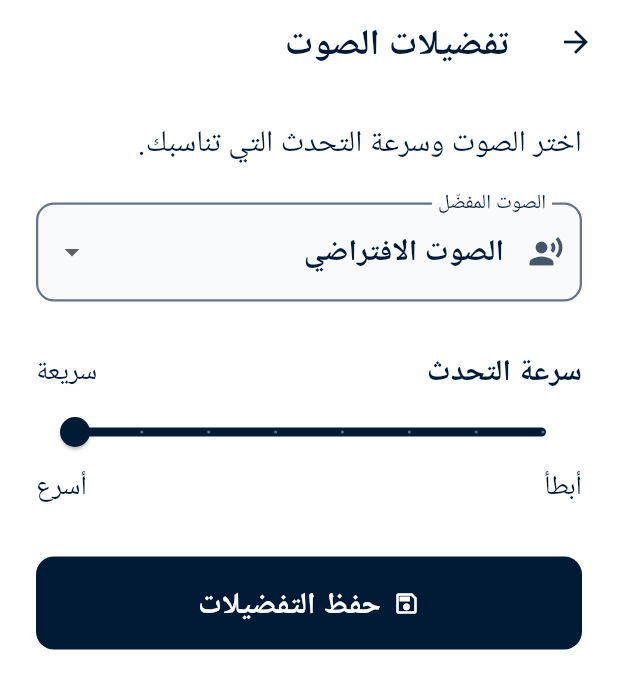
After one commit to raneemalbraheem-source/2026-GP1-33-Dulni, a Flutter app: the screen it shows once a user with an empty profile is signed in, item 3 of the bottom bar chosen, after a tap on "تفضيلات الصوت", on a phone screen of 412 x 824 dp. The commit adds this screen. Shown: the top 689 px of the screen. Run offline on Flutter 3.47's test engine with Material 3 defaults, Android fonts, the phone set to English and light mode, and no system bars; our stand-ins replace cloud_firestore, firebase_auth, firebase_core, flutter_tts, geolocator, google_maps_flutter and 3 more; accounts and stored records are empty; Roboto replaces fonts that are missing (NotoSansArabic).

Commit message:
Add guest access and voice preferences

```diff
--- a/Flutter App Files/lib/pages/home_page.dart
+++ b/Flutter App Files/lib/pages/home_page.dart
@@ -19,6 +19,7 @@ import 'profile_page.dart';
 import 'login_page.dart';
 import 'signup_page.dart';
 import 'favorite_page.dart';
+import 'guest_access_page.dart';
 import '../services/favorite_service.dart';
 class HomePage extends StatefulWidget {
   const HomePage({super.key});
@@ -1262,7 +1263,14 @@ Future<void> _saveFavoriteLocation() async {
         onTap: (index) async{
           if (index == 3) {
             if (FirebaseAuth.instance.currentUser == null) {
-              _promptSignIn();
+              Navigator.push(
+                context,
+                MaterialPageRoute<void>(
+                  builder: (_) => const GuestAccessPage(
+                    feature: GuestFeature.profile,
+                  ),
+                ),
+              );
             } else {
               Navigator.push(context, MaterialPageRoute<void>(builder: (_) => const ProfilePage()));
             }
@@ -1274,7 +1282,14 @@ Future<void> _saveFavoriteLocation() async {
             }
           } else if (index == 2) {
             if (FirebaseAuth.instance.currentUser == null) {
-                _promptSignIn();
+              Navigator.push(
+                context,
+                MaterialPageRoute<void>(
+                  builder: (_) => const GuestAccessPage(
+                    feature: GuestFeature.favorites,
+                  ),
+                ),
+              );
           } else {
                   final result = await Navigator.push(
                  context,
--- a/Flutter App Files/lib/pages/profile_page.dart
+++ b/Flutter App Files/lib/pages/profile_page.dart
@@ -3,12 +3,12 @@ import 'package:flutter/material.dart';
 import 'package:flutter/services.dart';
 
 import '../services/auth_service.dart';
-import 'login_page.dart';
 import 'welcome_page.dart';
 import '../widgets/app_bottom_navigation.dart';
 import 'home_page.dart';
 import '../services/logout_helper.dart';
 import 'favorite_page.dart';
+import 'voice_preferences_page.dart';
 
 class ProfilePage extends StatefulWidget {
   const ProfilePage({super.key});
@@ -528,6 +528,24 @@ class _ProfilePageState extends State<ProfilePage> {
                                 ],
                               ),
                             ),
+                            const SizedBox(height: 24),
+                            Card(
+                              child: ListTile(
+                                leading: const Icon(Icons.record_voice_over),
+                                title: const Text('تفضيلات الصوت'),
+                                subtitle: const Text(
+                                  'اختيار الصوت وضبط سرعة التحدث',
+                                ),
+                                trailing: const Icon(Icons.chevron_left),
+                                onTap: () => Navigator.push(
+                                  context,
+                                  MaterialPageRoute<void>(
+                                    builder: (_) =>
+                                        const VoicePreferencesPage(),
+                                  ),
+                                ),
+                              ),
+                            ),
                             const SizedBox(height: 32),
                             const Divider(),
                             const SizedBox(height: 20),
--- /dev/null
+++ b/Flutter App Files/lib/pages/voice_preferences_page.dart
@@ -0,0 +1,200 @@
+import 'package:flutter/material.dart';
+
+import '../services/voice_preferences_service.dart';
+
+class VoicePreferencesPage extends StatefulWidget {
+  const VoicePreferencesPage({super.key});
+
+  @override
+  State<VoicePreferencesPage> createState() => _VoicePreferencesPageState();
+}
+
+class _VoicePreferencesPageState extends State<VoicePreferencesPage> {
+  final VoicePreferencesService _preferencesService =
+      VoicePreferencesService();
+
+  String _voicePersona = 'default';
+  double _speechRate = 1.0;
+  bool _loading = true;
+  bool _saving = false;
+  bool _loadFailed = false;
+
+  @override
+  void initState() {
+    super.initState();
+    _loadPreferences();
+  }
+
+  Future<void> _loadPreferences() async {
+    setState(() {
+      _loading = true;
+      _loadFailed = false;
+    });
+
+    try {
+      final preferences = await _preferencesService.load();
+      if (!mounted) return;
+      setState(() {
+        _voicePersona = preferences.voicePersona;
+        _speechRate = preferences.speechRate;
+        _loading = false;
+      });
+    } catch (_) {
+      if (!mounted) return;
+      setState(() {
+        _loading = false;
+        _loadFailed = true;
+      });
+    }
+  }
+
+  Future<void> _savePreferences() async {
+    setState(() => _saving = true);
+
+    try {
+      await _preferencesService.save(
+        VoicePreferences(
+          voicePersona: _voicePersona,
+          speechRate: _speechRate,
+        ),
+      );
+      if (!mounted) return;
+      ScaffoldMessenger.of(context).showSnackBar(
+        const SnackBar(content: Text('تم حفظ تفضيلات الصوت.')),
+      );
+    } catch (_) {
+      if (!mounted) return;
+      ScaffoldMessenger.of(context).showSnackBar(
+        const SnackBar(
+          content: Text('تعذّر حفظ التفضيلات. تحقق من الاتصال وحاول مرة أخرى.'),
+        ),
+      );
+    } finally {
+      if (mounted) setState(() => _saving = false);
+    }
+  }
+
+  String _rateDescription(double rate) {
+    if (rate < 0.55) return 'بطيئة';
+    if (rate < 0.8) return 'متوسطة';
+    return 'سريعة';
+  }
+
+  @override
+  Widget build(BuildContext context) {
+    final theme = Theme.of(context);
+
+    return Directionality(
+      textDirection: TextDirection.rtl,
+      child: Scaffold(
+        appBar: AppBar(title: const Text('تفضيلات الصوت')),
+        body: SafeArea(
+          child: _loading
+              ? const Center(child: CircularProgressIndicator())
+              : _loadFailed
+                  ? Center(
+                      child: Padding(
+                        padding: const EdgeInsets.all(24),
+                        child: Column(
+                          mainAxisSize: MainAxisSize.min,
+                          children: [
+                            const Text(
+                              'تعذّر تحميل تفضيلات الصوت.',
+                              textAlign: TextAlign.center,
+                            ),
+                            const SizedBox(height: 12),
+                            OutlinedButton(
+                              onPressed: _loadPreferences,
+                              child: const Text('إعادة المحاولة'),
+                            ),
+                          ],
+                        ),
+                      ),
+                    )
+                  : AbsorbPointer(
+                      absorbing: _saving,
+                      child: ListView(
+                        padding: const EdgeInsets.all(24),
+                        children: [
+                          Text(
+                            'اختر الصوت وسرعة التحدث التي تناسبك.',
+                            style: theme.textTheme.bodyLarge,
+                          ),
+                          const SizedBox(height: 24),
+                          DropdownButtonFormField<String>(
+                            initialValue: _voicePersona,
+                            decoration: const InputDecoration(
+                              labelText: 'الصوت المفضّل',
+                              prefixIcon: Icon(Icons.record_voice_over),
+                              border: OutlineInputBorder(),
+                            ),
+                            items: const [
+                              DropdownMenuItem(
+                                value: 'default',
+                                child: Text('الصوت الافتراضي'),
+                              ),
+                              DropdownMenuItem(
+                                value: 'male',
+                                child: Text('صوت رجالي'),
+                              ),
+                              DropdownMenuItem(
+                                value: 'female',
+                                child: Text('صوت نسائي'),
+                              ),
+                            ],
+                            onChanged: (value) {
+                              if (value != null) {
+                                setState(() => _voicePersona = value);
+                              }
+                            },
+                          ),
+                          const SizedBox(height: 32),
+                          Row(
+                            children: [
+                              Expanded(
+                                child: Text(
+                                  'سرعة التحدث',
+                                  style: theme.textTheme.titleMedium,
+                                ),
+                              ),
+                              Text(_rateDescription(_speechRate)),
+                            ],
+                          ),
+                          Slider(
+                            value: _speechRate,
+                            min: 0.3,
+                            max: 1.0,
+                            divisions: 7,
+                            label: _speechRate.toStringAsFixed(1),
+                            onChanged: (value) =>
+                                setState(() => _speechRate = value),
+                          ),
+                          const Row(
+                            mainAxisAlignment: MainAxisAlignment.spaceBetween,
+                            children: [
+                              Text('أبطأ'),
+                              Text('أسرع'),
+                            ],
+                          ),
+                          const SizedBox(height: 32),
+                          FilledButton.icon(
+                            onPressed: _saving ? null : _savePreferences,
+                            icon: _saving
+                                ? const SizedBox(
+                                    width: 18,
+                                    height: 18,
+                                    child: CircularProgressIndicator(
+                                      strokeWidth: 2,
+                                    ),
+                                  )
+                                : const Icon(Icons.save_outlined),
+                            label: const Text('حفظ التفضيلات'),
+                          ),
+                        ],
+                      ),
+                    ),
+        ),
+      ),
+    );
+  }
+}
--- /dev/null
+++ b/Flutter App Files/lib/services/voice_preferences_service.dart
@@ -0,0 +1,80 @@
+import 'package:cloud_firestore/cloud_firestore.dart';
+import 'package:firebase_auth/firebase_auth.dart';
+
+class VoicePreferences {
+  const VoicePreferences({
+    this.voicePersona = 'default',
+    this.speechRate = 1.0,
+  });
+
+  final String voicePersona;
+  final double speechRate;
+
+  factory VoicePreferences.fromMap(Map<String, dynamic> data) {
+    const supportedPersonas = {'default', 'male', 'female'};
+    final persona = data['voicePersona'];
+    final rate = data['speechRate'];
+
+    return VoicePreferences(
+      voicePersona: persona is String && supportedPersonas.contains(persona)
+          ? persona
+          : 'default',
+      speechRate: rate is num && rate > 0 && rate <= 1
+          ? rate.toDouble()
+          : 1.0,
+    );
+  }
+}
+
+class VoicePreferencesService {
+  VoicePreferencesService({
+    FirebaseAuth? auth,
+    FirebaseFirestore? firestore,
+  }) : _auth = auth ?? FirebaseAuth.instance,
+       _firestore = firestore ?? FirebaseFirestore.instance;
+
+  final FirebaseAuth _auth;
+  final FirebaseFirestore _firestore;
+
+  CollectionReference<Map<String, dynamic>> get _users =>
+      _firestore.collection('User');
+
+  Future<VoicePreferences> load() async {
+    final user = _auth.currentUser;
+    if (user == null) {
+      throw StateError('يجب تسجيل الدخول لعرض تفضيلات الصوت.');
+    }
+
+    final snapshot = await _users.doc(user.uid).get();
+    return VoicePreferences.fromMap(snapshot.data() ?? const {});
+  }
+
+  Future<void> save(VoicePreferences preferences) async {
+    final user = _auth.currentUser;
+    if (user == null) {
+      throw StateError('يجب تسجيل الدخول لحفظ تفضيلات الصوت.');
+    }
+
+    const supportedPersonas = {'default', 'male', 'female'};
+    if (!supportedPersonas.contains(preferences.voicePersona)) {
+      throw ArgumentError.value(
+        preferences.voicePersona,
+        'voicePersona',
+        'اختيار الصوت غير صالح.',
+      );
+    }
+    if (preferences.speechRate <= 0 || preferences.speechRate > 1) {
+      throw ArgumentError.value(
+        preferences.speechRate,
+        'speechRate',
+        'سرعة التحدث يجب أن تكون أكبر من صفر ولا تتجاوز واحدًا.',
+      );
+    }
+
+    await _users.doc(user.uid).update({
+      'voicePersona': preferences.voicePersona,
+      'speechRate': preferences.speechRate,
+      'updatedAt': FieldValue.serverTimestamp(),
+    });
+  }
+}
```
Also changed, not shown: Flutter App Files/lib/pages/guest_access_page.dart (added, +113 -0 lines).
